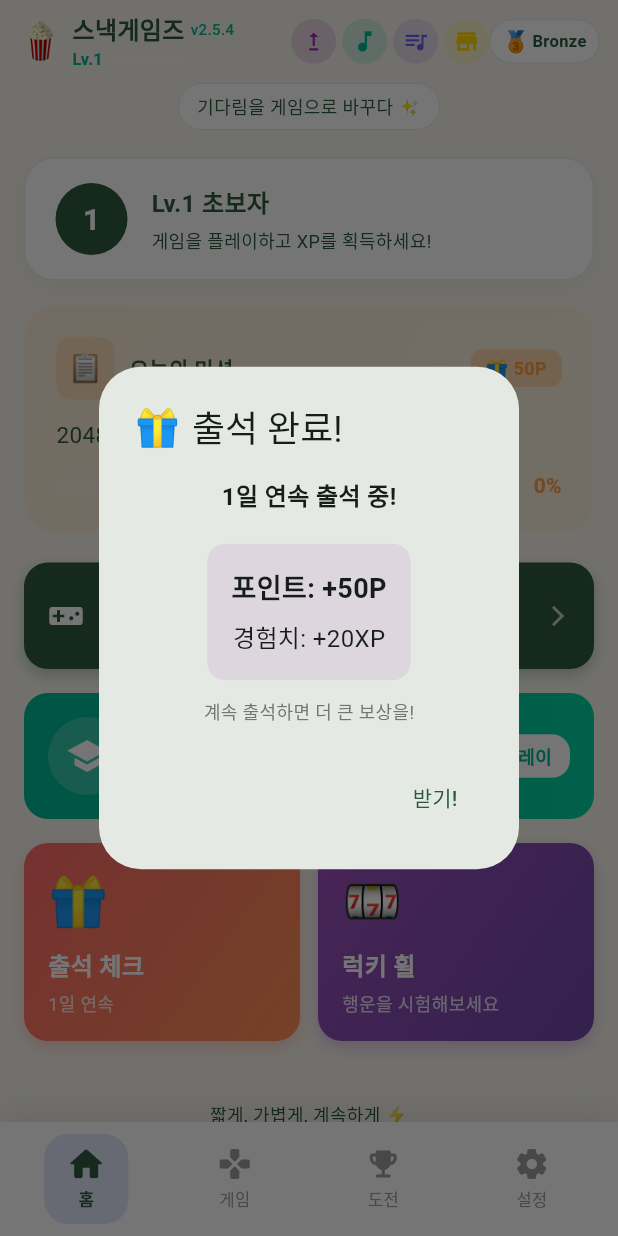
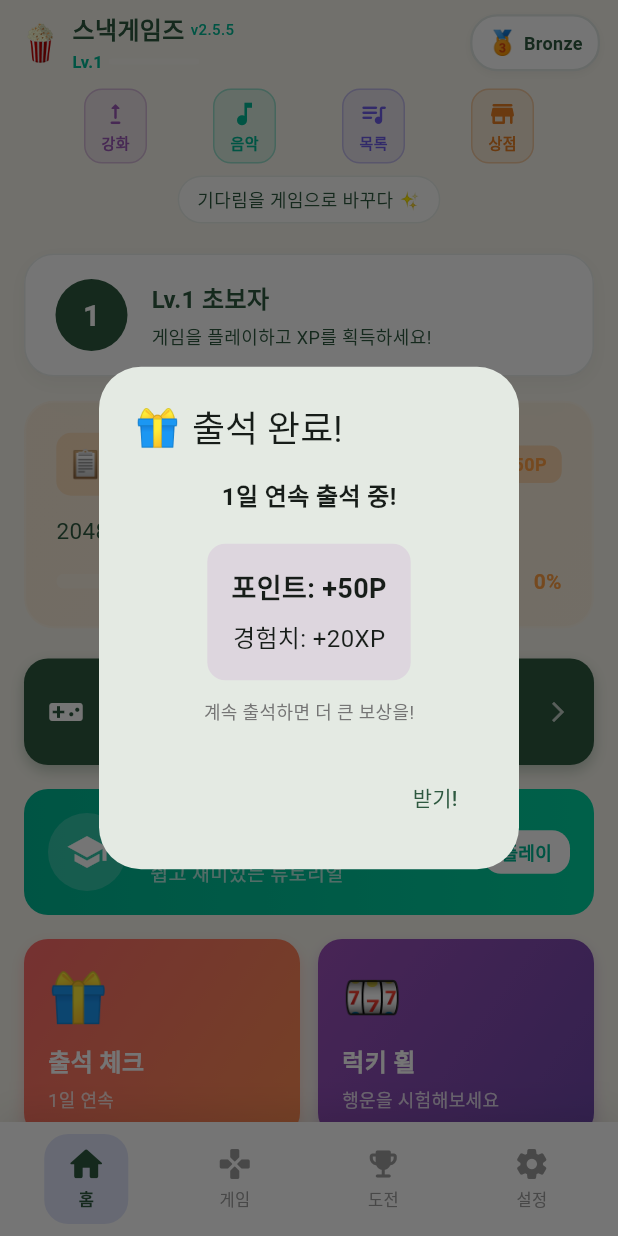
Before and after one commit to khy1121/snackGames, a Flutter app: the screen it shows after launch, on a phone screen of 412 x 824 dp. Run offline on Flutter 3.47's test engine with Material 3 defaults, Android fonts, the phone set to English and light mode, and no system bars; our stand-ins replace audioplayers, shared_preferences, vibration; missing offline and left inert: dart:html, dart:js; Roboto replaces fonts that are missing (Pretendard).

Commit message:
v2.5.5: Mobile-optimized header with labeled buttons

```diff
--- a/lib/home/home_page.dart
+++ b/lib/home/home_page.dart
@@ -739,9 +739,10 @@ class _HomePageState extends State<HomePage> {
 
   Widget _buildHeader(RankInfo rank, int level, double xpProgress) {
     return Container(
-      padding: const EdgeInsets.fromLTRB(12, 8, 12, 6),
+      padding: const EdgeInsets.fromLTRB(12, 8, 12, 8),
       child: Column(
         children: [
+          // 첫 번째 줄: 브랜드 + 레벨 + 프로필
           Row(
             children: [
               // 브랜드 로고
@@ -763,7 +764,7 @@ class _HomePageState extends State<HomePage> {
                         ),
                         const SizedBox(width: 4),
                         const Text(
-                          'v2.5.4',
+                          'v2.5.5',
                           style: TextStyle(
                             fontSize: 10,
                             fontWeight: FontWeight.w500,
@@ -772,6 +773,7 @@ class _HomePageState extends State<HomePage> {
                         ),
                       ],
                     ),
+                    const SizedBox(height: 2),
                     Row(
                       children: [
                         AnimatedCounter(
@@ -785,8 +787,8 @@ class _HomePageState extends State<HomePage> {
                         ),
                         const SizedBox(width: 4),
                         SizedBox(
-                          width: 50,
-                          height: 3,
+                          width: 60,
+                          height: 4,
                           child: ClipRRect(
                             borderRadius: BorderRadius.circular(2),
                             child: TweenAnimationBuilder<double>(
@@ -808,68 +810,37 @@ class _HomePageState extends State<HomePage> {
                   ],
                 ),
               ),
-              // 아이콘 버튼들 (작은 사이즈)
-              _buildHeaderIconButton(
-                icon: Icons.upgrade,
-                color: Colors.purple,
-                onTap: () => _showPopup(const UpgradePage()),
-              ),
-              // 음악 토글 버튼
-              ListenableBuilder(
-                listenable: MusicPlayerService(),
-                builder: (context, child) {
-                  final musicService = MusicPlayerService();
-                  return _buildHeaderIconButton(
-                    icon: musicService.isMusicEnabled ? Icons.music_note : Icons.music_off,
-                    color: musicService.isMusicEnabled ? const Color(0xFF00B894) : Colors.grey,
-                    onTap: () => musicService.toggleMusic(),
-                  );
-                },
-              ),
-              // 플레이리스트 버튼
-              _buildHeaderIconButton(
-                icon: Icons.queue_music,
-                color: const Color(0xFF6C5CE7),
-                onTap: () => showMusicPlayerPopup(context),
-              ),
-              // PWA 설치 버튼 (설치 가능할 때만 표시)
-              if (_isPWAInstallable)
-                _buildHeaderIconButton(
-                  icon: Icons.download_rounded,
-                  color: const Color(0xFF00B894),
-                  onTap: _installPWA,
-                ),
-              // 상점 버튼
-              _buildHeaderIconButton(
-                icon: Icons.store,
-                color: const Color(0xFFFFD700),
-                onTap: () => _showPopup(const ShopPage()),
-              ),
               // 프로필 버튼
               GestureDetector(
-                onTap: () {
-                  _showPopup(const ProfilePage());
-                },
+                onTap: () => _showPopup(const ProfilePage()),
                 child: Container(
-                  padding: const EdgeInsets.symmetric(horizontal: 8, vertical: 4),
+                  padding: const EdgeInsets.symmetric(horizontal: 10, vertical: 6),
                   decoration: BoxDecoration(
                     color: Colors.white,
-                    borderRadius: BorderRadius.circular(16),
+                    borderRadius: BorderRadius.circular(18),
                     border: Border.all(
-                      color: const Color(0xFF2E5940).withValues(alpha: 0.1),
+                      color: const Color(0xFF2E5940).withValues(alpha: 0.15),
+                      width: 1.5,
                     ),
+                    boxShadow: [
+                      BoxShadow(
+                        color: Colors.black.withValues(alpha: 0.05),
+                        blurRadius: 4,
+                        offset: const Offset(0, 2),
+                      ),
+                    ],
                   ),
                   child: Row(
                     mainAxisSize: MainAxisSize.min,
                     children: [
-                      Text(rank.icon, style: const TextStyle(fontSize: 14)),
-                      const SizedBox(width: 2),
+                      Text(rank.icon, style: const TextStyle(fontSize: 16)),
+                      const SizedBox(width: 4),
                       Text(
                         rank.name,
                         style: const TextStyle(
                           color: Color(0xFF2E5940),
                           fontWeight: FontWeight.bold,
-                          fontSize: 11,
+                          fontSize: 12,
                         ),
                       ),
                     ],
@@ -878,12 +849,69 @@ class _HomePageState extends State<HomePage> {
               ),
             ],
           ),
+
+          const SizedBox(height: 10),
+
+          // 두 번째 줄: 기능 버튼들 (레이블 포함)
+          Row(
+            mainAxisAlignment: MainAxisAlignment.spaceEvenly,
+            children: [
+              // 업그레이드
+              _buildLabeledButton(
+                icon: Icons.upgrade_rounded,
+                label: '강화',
+                color: const Color(0xFF9B59B6),
+                onTap: () => _showPopup(const UpgradePage()),
+              ),
+
+              // 음악 토글
+              ListenableBuilder(
+                listenable: MusicPlayerService(),
+                builder: (context, child) {
+                  final musicService = MusicPlayerService();
+                  return _buildLabeledButton(
+                    icon: musicService.isMusicEnabled ? Icons.music_note : Icons.music_off,
+                    label: '음악',
+                    color: musicService.isMusicEnabled ? const Color(0xFF00B894) : Colors.grey,
+                    onTap: () => musicService.toggleMusic(),
+                  );
+                },
+              ),
+
+              // 플레이리스트
+              _buildLabeledButton(
+                icon: Icons.queue_music_rounded,
+                label: '목록',
+                color: const Color(0xFF6C5CE7),
+                onTap: () => showMusicPlayerPopup(context),
+              ),
+
+              // PWA 설치 (조건부)
+              if (_isPWAInstallable)
+                _buildLabeledButton(
+                  icon: Icons.download_rounded,
+                  label: '설치',
+                  color: const Color(0xFF00B894),
+                  onTap: _installPWA,
+                ),
+
+              // 상점
+              _buildLabeledButton(
+                icon: Icons.store_rounded,
+                label: '상점',
+                color: const Color(0xFFE67E22),
+                onTap: () => _showPopup(const ShopPage()),
+              ),
+            ],
+          ),
+
           const SizedBox(height: 8),
-          // 모토 (Pill-shaped translucent container)
-           Container(
+
+          // 모토
+          Container(
             padding: const EdgeInsets.symmetric(horizontal: 12, vertical: 6),
             decoration: BoxDecoration(
-              color: Colors.white,
+              color: Colors.white.withValues(alpha: 0.8),
               borderRadius: BorderRadius.circular(16),
               border: Border.all(color: const Color(0xFF2E5940).withValues(alpha: 0.1)),
             ),
@@ -1294,6 +1322,44 @@ class _HomePageState extends State<HomePage> {
           shape: BoxShape.circle,
         ),
         child: Icon(icon, color: color, size: 18),
+      ),
+    );
+  }
+
+  /// 레이블이 있는 버튼 빌더 (모바일 최적화)
+  Widget _buildLabeledButton({
+    required IconData icon,
+    required String label,
+    required Color color,
+    required VoidCallback onTap,
+  }) {
+    return GestureDetector(
+      onTap: onTap,
+      child: Container(
+        padding: const EdgeInsets.symmetric(horizontal: 10, vertical: 6),
+        decoration: BoxDecoration(
+          color: color.withValues(alpha: 0.12),
+          borderRadius: BorderRadius.circular(12),
+          border: Border.all(
+            color: color.withValues(alpha: 0.3),
+            width: 1,
+          ),
+        ),
+        child: Column(
+          mainAxisSize: MainAxisSize.min,
+          children: [
+            Icon(icon, color: color, size: 20),
+            const SizedBox(height: 2),
+            Text(
+              label,
+              style: TextStyle(
+                color: color,
+                fontSize: 10,
+                fontWeight: FontWeight.bold,
+              ),
+            ),
+          ],
+        ),
       ),
     );
   }
--- a/lib/settings/settings_page.dart
+++ b/lib/settings/settings_page.dart
@@ -49,7 +49,7 @@ class _SettingsPageState extends State<SettingsPage> {
             // Footer
             const Center(
               child: Text(
-                'Snack Games v2.5.4',
+                'Snack Games v2.5.5',
                 style: TextStyle(
                   color: Colors.grey,
                   fontSize: 12,
@@ -261,7 +261,7 @@ class _SettingsPageState extends State<SettingsPage> {
       ),
       child: Column(
         children: [
-          _buildInfoRow('현재 버전', '2.5.4'),
+          _buildInfoRow('현재 버전', '2.5.5'),
           const SizedBox(height: 20),
           InkWell(
             onTap: _showResetConfirmDialog,
```
Also changed, not shown: 6 other files.
